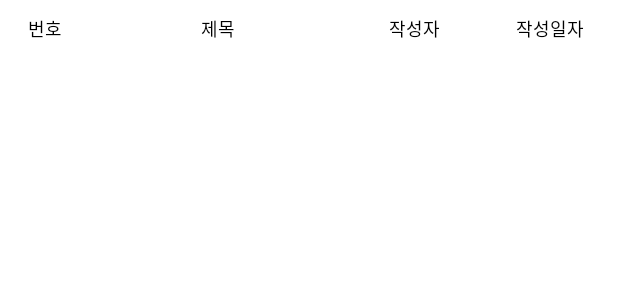
After one commit to giljihun/HanTongSok, an Android app: the layout haksa_item.xml on its own in the app's theme, with its tools: preview values and no code run, on a phone screen of 412 x 824 dp. The commit adds this screen. Shown: the top 300 px of the screen. Run offline under Robolectric (Android 15) with nearby library versions, the phone set to English and light mode, and no system bars.

Commit message:
**** 2023.06.13.(TUS). ****
feat. 크롤링(번호, 제목, 작성자, 날짜) 성공

```diff
--- /dev/null
+++ b/app/src/main/res/layout/haksa_item.xml
@@ -0,0 +1,59 @@
+
+<LinearLayout xmlns:android="http://schemas.android.com/apk/res/android"
+    android:layout_width="match_parent"
+    android:layout_height="wrap_content"
+    android:orientation="horizontal"
+    android:paddingTop="10dp">
+
+    <TextView
+        android:id="@+id/tvPostNumber"
+        android:layout_width="50dp"
+        android:layout_height="wrap_content"
+        android:textSize="12dp"
+        android:text="번호"
+        android:fontFamily="@font/chosunnm"
+        android:layout_weight="1"
+        android:gravity="center"
+        android:textColor="@color/black"/>
+
+
+    <TextView
+        android:id="@+id/tvPostTitle"
+        android:layout_width="150dp"
+        android:layout_height="wrap_content"
+        android:textSize="12dp"
+        android:text="제목"
+        android:fontFamily="@font/chosunnm"
+        android:layout_weight="2"
+        android:gravity="center"
+        android:ellipsize="marquee"
+        android:focusable="true"
+        android:focusableInTouchMode="true"
+        android:marqueeRepeatLimit="marquee_forever"
+        android:scrollHorizontally="true"
+        android:singleLine="true"
+        android:textColor="@color/black"/>
+
+    <TextView
+        android:id="@+id/tvPostAuthor"
+        android:layout_width="80dp"
+        android:layout_height="wrap_content"
+        android:textSize="12dp"
+        android:text="작성자"
+        android:fontFamily="@font/chosunnm"
+        android:layout_weight="1"
+        android:gravity="center"
+        android:textColor="@color/black"/>
+
+    <TextView
+        android:id="@+id/tvPostDate"
+        android:layout_width="80dp"
+        android:layout_height="wrap_content"
+        android:textSize="12dp"
+        android:text="작성일자"
+        android:fontFamily="@font/chosunnm"
+        android:layout_weight="1"
+        android:gravity="center"
+        android:textColor="@color/black"/>
+
+</LinearLayout>
```
Also changed, not shown: app/src/main/java/com/example/hantongsok/HaksaAdapter.java (added, +56 -0 lines), app/src/main/java/com/example/hantongsok/HaksaPage.java (+69 -0 lines), app/src/main/java/com/example/hantongsok/Post.java (added, +31 -0 lines), app/src/main/res/layout/activity_haksa.xml (+78 -13 lines).
